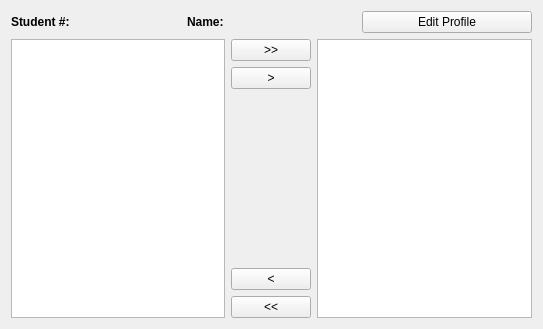
First picture: the form in src/ui/studenthomewidget.ui, repository CaptOkie/code-first-think-later, before the edit.
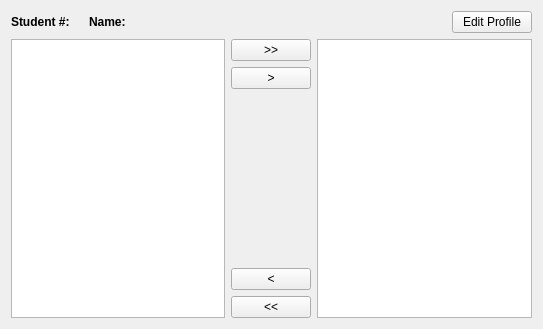
Second picture: the form after the edit.

Commit message: Hooked up student home

```diff
--- a/src/ui/studenthomewidget.ui
+++ b/src/ui/studenthomewidget.ui
@@ -76,6 +76,19 @@
        </item>
       </layout>
      </item>
+     <item>
+      <spacer name="horizontalSpacer">
+       <property name="orientation">
+        <enum>Qt::Horizontal</enum>
+       </property>
+       <property name="sizeHint" stdset="0">
+        <size>
+         <width>40</width>
+         <height>20</height>
+        </size>
+       </property>
+      </spacer>
+     </item>
      <item>
       <widget class="QPushButton" name="editProfileBtn">
        <property name="text">
```
The commit also changes 2 other files.
